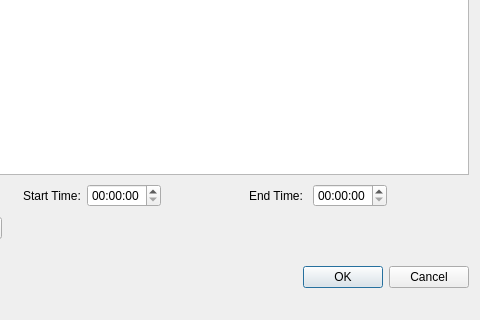
Above: src/dialogappointment.ui from lxqt/organizer before the change; both pictures show x 139 to 619 and y 142 to 462 of the 619 by 462 pixel window. Below: the same form after it.
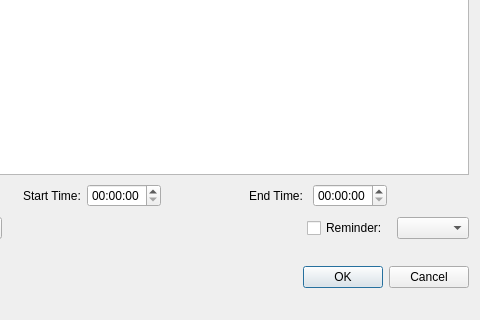
That is the form after the change.

The edit to the form file:
```diff
--- a/src/dialogappointment.ui
+++ b/src/dialogappointment.ui
@@ -216,6 +216,16 @@
          </property>
         </spacer>
        </item>
+       <item>
+        <widget class="QCheckBox" name="checkBoxReminder">
+         <property name="text">
+          <string>Reminder: </string>
+         </property>
+        </widget>
+       </item>
+       <item>
+        <widget class="QComboBox" name="comboBoxReminder"/>
+       </item>
       </layout>
      </item>
     </layout>
```
